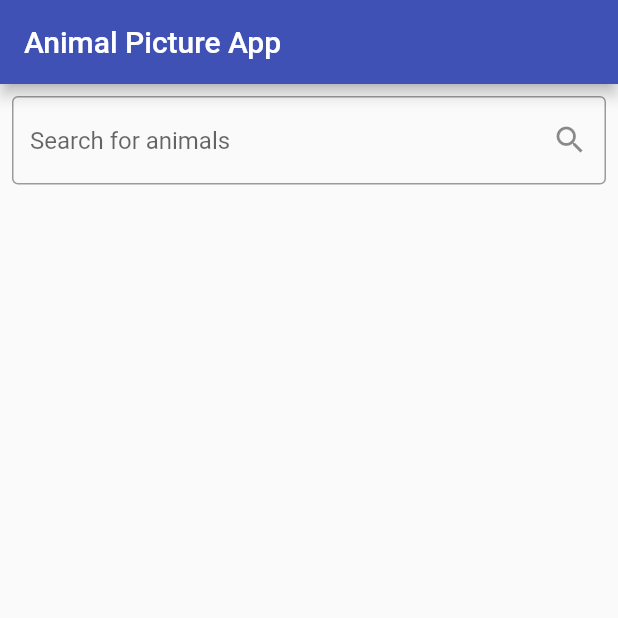
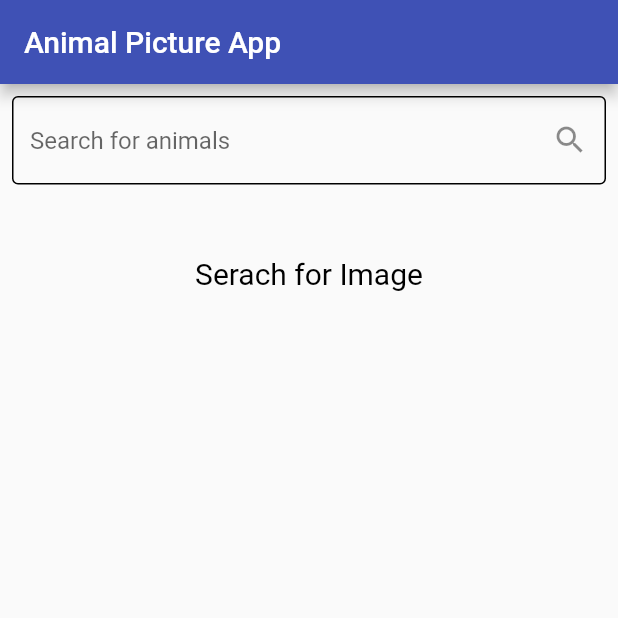
Before and after one commit to vipinmehra535/animila, a Flutter app: the screen it shows after launch, on a phone screen of 412 x 824 dp, the top half of it. Run offline on Flutter 3.47's test engine with Material 2 defaults, Android fonts, the phone set to English and light mode, and no system bars.

Commit message:
all done

```diff
--- a/lib/main.dart
+++ b/lib/main.dart
@@ -107,7 +107,7 @@ class _MyHomePageState extends State<MyHomePage> {
               },
               controller: searchController,
               decoration: InputDecoration(
-                // enabledBorder: const OutlineInputBorder(),
+                enabledBorder: const OutlineInputBorder(),
                 border: const OutlineInputBorder(),
                 hintText: 'Search for animals',
                 suffixIcon: IconButton(
@@ -122,7 +122,18 @@ class _MyHomePageState extends State<MyHomePage> {
               ),
             ),
           ),
-          Expanded(
+          images.isEmpty
+              ? const Padding(
+                  padding: EdgeInsets.only(top: 40.0),
+                  child: Text(
+                    "Serach for Image",
+                    style: TextStyle(
+                      color: Colors.black,
+                      fontSize: 20,
+                    ),
+                  ),
+                )
+              : Expanded(
                   child: NotificationListener<ScrollNotification>(
                     onNotification: (ScrollNotification scrollInfo) {
                       if (scrollInfo is ScrollEndNotification &&
@@ -138,7 +149,8 @@ class _MyHomePageState extends State<MyHomePage> {
                     child: Padding(
                       padding: const EdgeInsets.all(8.0),
                       child: GridView.builder(
-                  gridDelegate: const SliverGridDelegateWithFixedCrossAxisCount(
+                        gridDelegate:
+                            const SliverGridDelegateWithFixedCrossAxisCount(
                           crossAxisSpacing: 5,
                           mainAxisSpacing: 5,
                           childAspectRatio: 1,
```
Also changed, not shown: 1 other file. Lines whose indentation alone changed are shown as unchanged.
